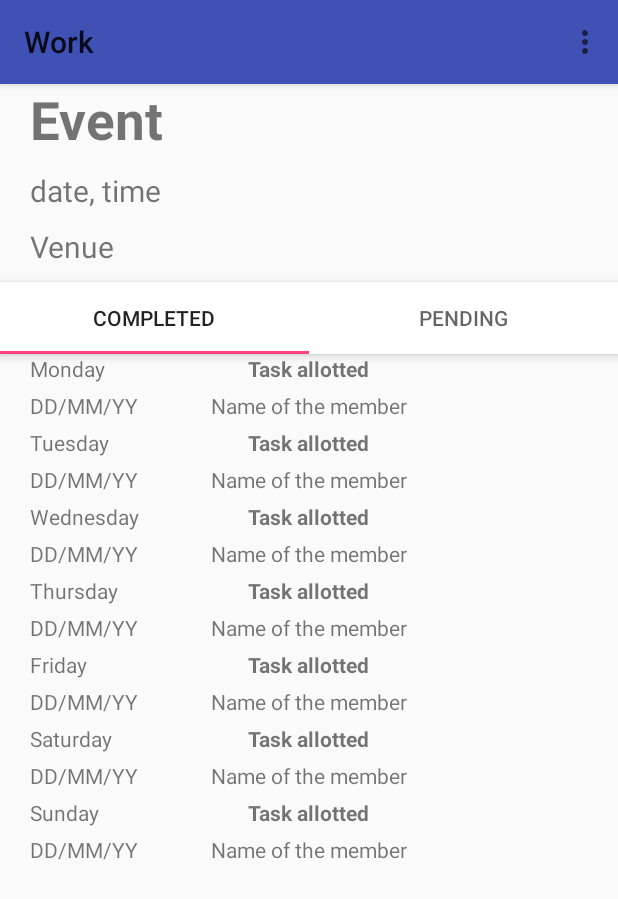
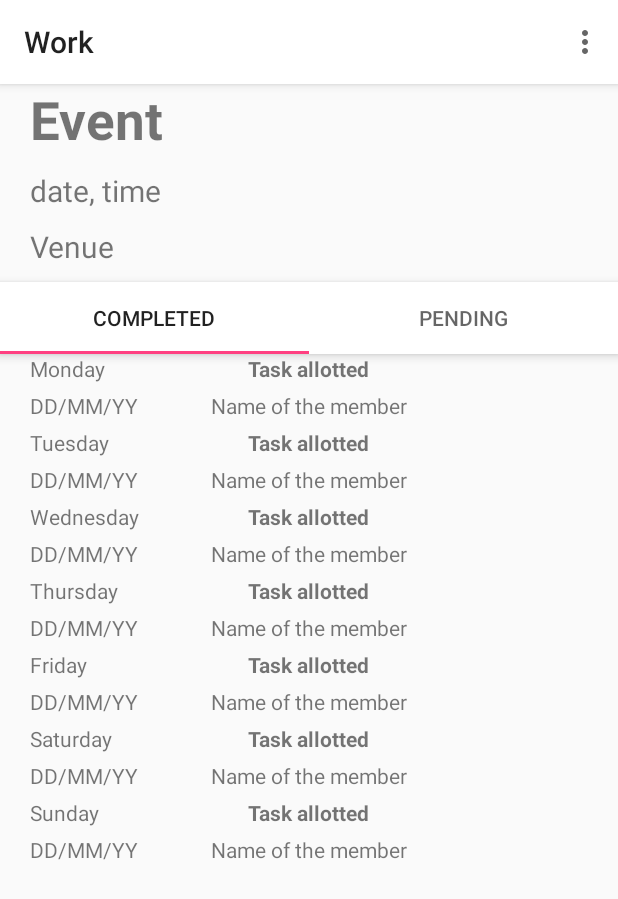
Before and after one commit to allanbastian/ADG-, an Android app: the Work screen opened directly, with no data from a screen before it, on a phone screen of 412 x 824 dp. Shown: the top 899 px of the screen. Run offline under Robolectric (Android 15) with nearby library versions, the phone set to English and light mode, and no system bars.

Commit message:
Done with Events module

```diff
--- a/app/build.gradle
+++ b/app/build.gradle
@@ -34,4 +34,5 @@ dependencies {
 
 
 
+
 apply plugin: 'com.google.gms.google-services'
--- a/app/src/main/AndroidManifest.xml
+++ b/app/src/main/AndroidManifest.xml
@@ -23,7 +23,8 @@
         <activity
             android:name=".EventActivity"
             android:label="@string/title_activity_event"
-            android:theme="@style/AppTheme"></activity>
+            android:theme="@style/AppTheme" />
+        <activity android:name=".FreeSlotsActivity"></activity>
     </application>
 
 </manifest>
--- a/app/src/main/res/layout/work.xml
+++ b/app/src/main/res/layout/work.xml
@@ -7,7 +7,8 @@
     <android.support.design.widget.AppBarLayout
         android:layout_width="match_parent"
         android:layout_height="wrap_content"
-        android:id="@+id/appbar2">
+        android:id="@+id/appbar2"
+        android:background="#ffffff">
 
         <android.support.v7.widget.Toolbar
             android:layout_width="match_parent"
```
